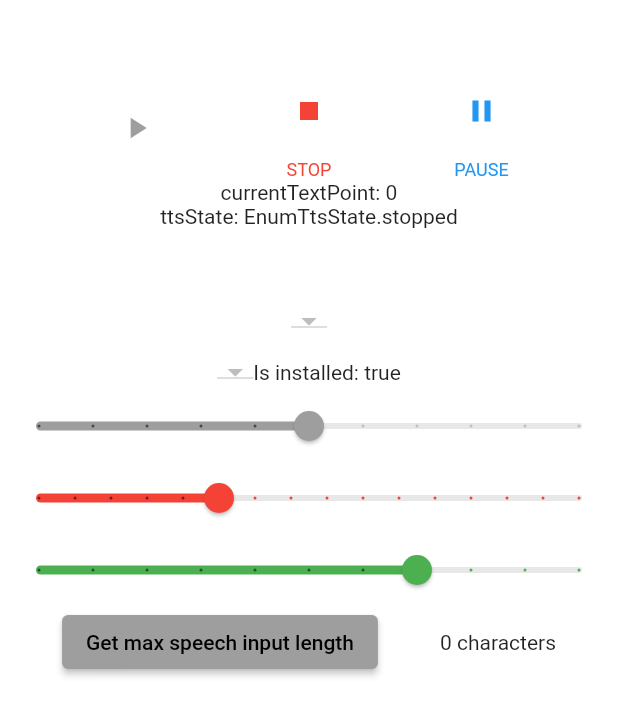
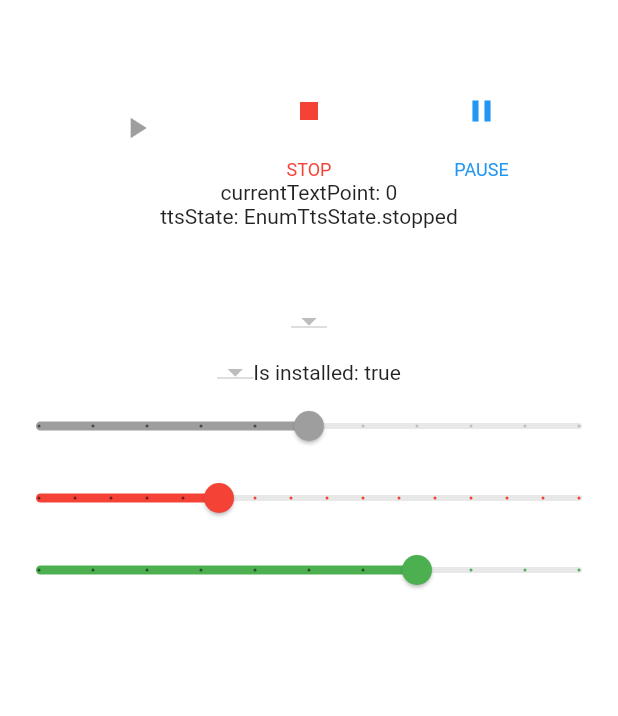
Before and after one commit to konbu33/mimikami, a Flutter app: what ttsControllerWidget() shows on an empty page, opened directly, on a phone screen of 412 x 824 dp. Shown: the top 716 px of the screen. Run offline on Flutter 3.47's test engine with Material 2 defaults, Android fonts, the phone set to English and light mode, and no system bars; our stand-ins replace flutter_tts, freezed_annotation, go_router, google_fonts, hooks_riverpod, logger; missing offline and left inert: receive_sharing_intent, universal_html.

Commit message:
refactor: 未使用のWidget削除

```diff
--- a/packages/text_to_speech/lib/src/get_max_speech_input_length_section_widget.dart
+++ /dev/null
@@ -1,35 +0,0 @@
-import 'package:flutter/material.dart';
-import 'package:hooks_riverpod/hooks_riverpod.dart';
-
-import 'tts_repository_impl.dart';
-
-final inputLengthStateProvider = StateProvider<int?>((ref) => 0);
-
-class GetMaxSpeechInputLengthSectionWidget extends StatelessWidget {
-  const GetMaxSpeechInputLengthSectionWidget({super.key});
-
-  @override
-  Widget build(BuildContext context) {
-    return Consumer(builder: (context, ref, child) {
-      final ttsRepository = ref.watch(ttsRepositoryProvider);
-
-      return Row(
-        mainAxisAlignment: MainAxisAlignment.spaceEvenly,
-        children: [
-          ElevatedButton(
-            child: const Text('Get max speech input length'),
-            onPressed: () async {
-              final inputLength = await ttsRepository.getMaxSpeechInputLength();
-              ref
-                  .read(inputLengthStateProvider.notifier)
-                  .update((state) => inputLength);
-
-              // setState(() {});
-            },
-          ),
-          Text("${ref.watch(inputLengthStateProvider)} characters"),
-        ],
-      );
-    });
-  }
-}
--- a/packages/text_to_speech/lib/src/text_to_speech_widget.dart
+++ b/packages/text_to_speech/lib/src/text_to_speech_widget.dart
@@ -6,7 +6,6 @@ import 'package:hooks_riverpod/hooks_riverpod.dart';
 
 import 'button_section_widget.dart';
 import 'engine_list_widget.dart';
-import 'get_max_speech_input_length_section_widget.dart';
 import 'initialize_tts.dart';
 import 'language_list_widget.dart';
 import 'platform_state.dart';
@@ -58,14 +57,12 @@ class TextToSpeechWidgetParts {
       final isAndroid = ref.watch(PlatformState.isAndroidStateProvider);
 
       return Column(
-        children: [
-          // const InputSectionWidget(),
-          const ButtonSectionWidget(),
-          const TtsStateWidget(),
-          const EngineListWidget(),
-          const LanguageListWidget(),
-          const SliderSectionWidget(),
-          if (isAndroid) const GetMaxSpeechInputLengthSectionWidget(),
+        children: const [
+          ButtonSectionWidget(),
+          TtsStateWidget(),
+          EngineListWidget(),
+          LanguageListWidget(),
+          SliderSectionWidget(),
         ],
       );
     });
```
Also changed, not shown: packages/text_to_speech/lib/src/input_section_widget.dart (deleted, +0 -103 lines).
